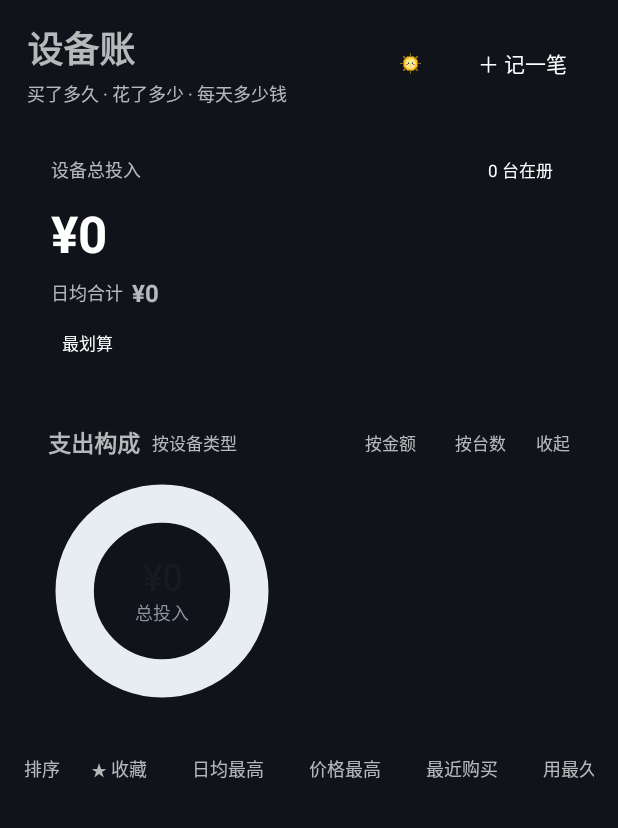
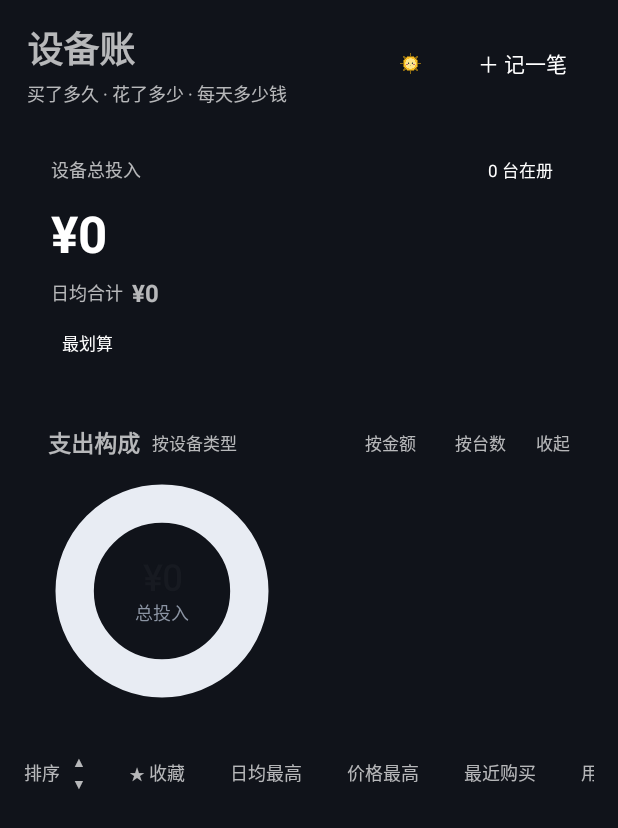
Before and after one commit to zhaobuobuo114/-shebeizhang-Android--, an Android app: the layout activity_main.xml on its own in the app's theme, with its tools: preview values and no code run, on a phone screen of 412 x 824 dp. Shown: the top 828 px of the screen. Run offline under Robolectric (Android 15) with nearby library versions, the light colour scheme and no system bars.

Commit message:
app/src/main/res：应用资源 —— 41 张 Q 版设备插画、图标、布局与昼夜配色

```diff
--- a/app/src/main/res/layout/activity_main.xml
+++ b/app/src/main/res/layout/activity_main.xml
@@ -336,6 +336,37 @@
                         android:layout_marginRight="2dp"
                         android:text="排序"
                         android:textSize="12sp" />
+
+                    <!-- 正序 / 倒序：上下两个箭头，当前方向的那一个点亮 -->
+                    <LinearLayout
+                        android:id="@+id/btnSortDir"
+                        android:layout_width="wrap_content"
+                        android:layout_height="wrap_content"
+                        android:layout_marginRight="4dp"
+                        android:gravity="center"
+                        android:orientation="vertical"
+                        android:paddingLeft="6dp"
+                        android:paddingRight="6dp"
+                        android:paddingTop="3dp"
+                        android:paddingBottom="3dp">
+
+                        <TextView
+                            android:id="@+id/tvSortUp"
+                            android:layout_width="wrap_content"
+                            android:layout_height="wrap_content"
+                            android:includeFontPadding="false"
+                            android:text="▲"
+                            android:textSize="9sp" />
+
+                        <TextView
+                            android:id="@+id/tvSortDown"
+                            android:layout_width="wrap_content"
+                            android:layout_height="wrap_content"
+                            android:includeFontPadding="false"
+                            android:layout_marginTop="2dp"
+                            android:text="▼"
+                            android:textSize="9sp" />
+                    </LinearLayout>
 
                     <!-- 胶囊变多了会超出一屏：让这一行横向滑动，"排序"两个字固定不动 -->
                     <HorizontalScrollView
```
